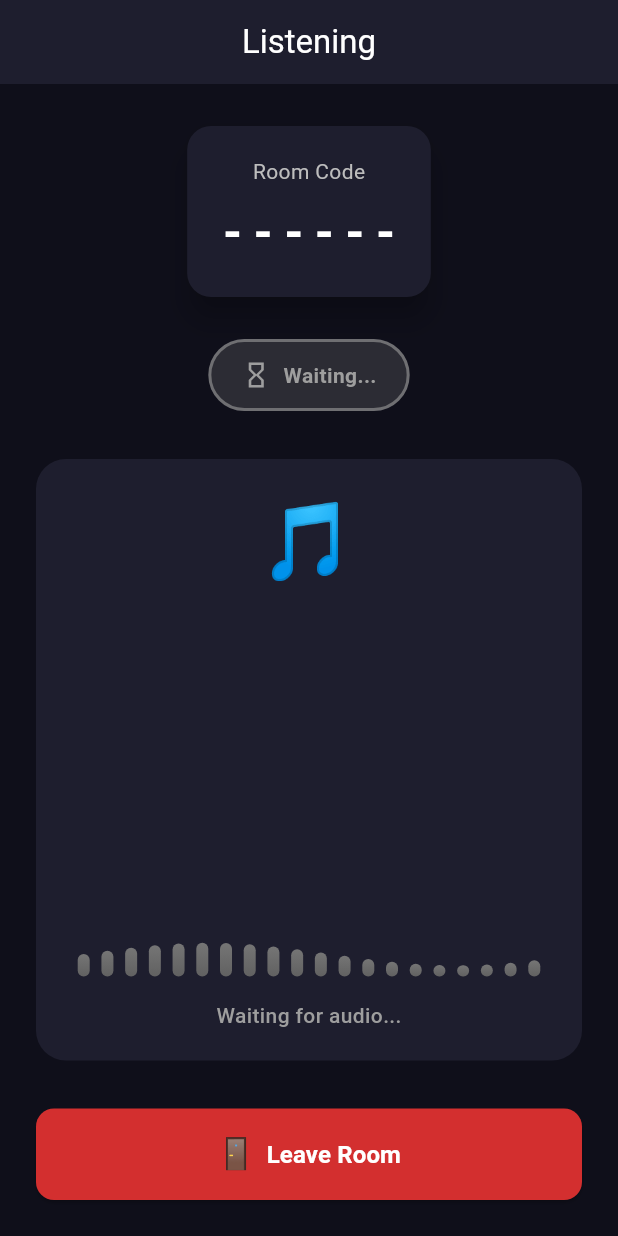
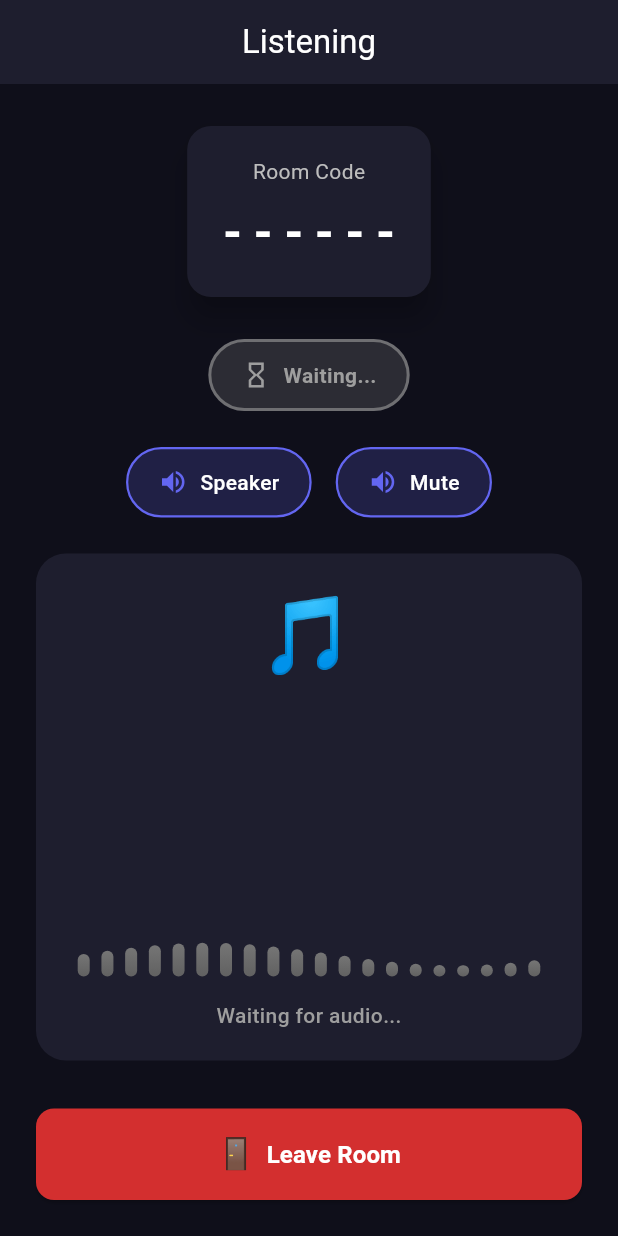
Before and after one commit to SooryaPandian/music-sharer, a Flutter app: the ListenerScreen screen opened directly, on a phone screen of 412 x 824 dp. Run offline on Flutter 3.47's test engine with Material 3 defaults, Android fonts, the phone set to English and light mode, and no system bars; our stand-ins replace shared_preferences; missing offline and left inert: flutter_webrtc; accounts and stored records are empty.

Commit message:
added some options

```diff
--- a/music_sharer_flutter/lib/screens/listener_screen.dart
+++ b/music_sharer_flutter/lib/screens/listener_screen.dart
@@ -154,7 +154,15 @@ class _ListenerScreenState extends State<ListenerScreen>
                     return _buildStatusIndicator(webrtc.state);
                   },
                 ),
-                const SizedBox(height: 32),
+                const SizedBox(height: 24),
+
+                // Audio controls (output mode + mute)
+                Consumer<WebRTCService>(
+                  builder: (context, webrtc, _) {
+                    return _buildAudioControls(webrtc);
+                  },
+                ),
+                const SizedBox(height: 24),
 
                 // Audio visualizer
                 Expanded(
@@ -268,6 +276,103 @@ class _ListenerScreenState extends State<ListenerScreen>
     );
   }
 
+  Widget _buildAudioControls(WebRTCService webrtc) {
+    final isMuted = webrtc.isMuted;
+    final isHeadphones = webrtc.isHeadphonesConnected;
+    final audioMode = webrtc.audioOutputMode;
+
+    return Row(
+      mainAxisAlignment: MainAxisAlignment.center,
+      children: [
+        // Audio output toggle - shows different options based on headphone connection
+        if (isHeadphones) ...[
+          // When headphones connected, show headphones indicator (no toggle needed)
+          _buildControlButton(
+            icon: Icons.headphones,
+            label: 'Headphones',
+            isActive: true,
+            onPressed: () {}, // No action - headphones are the output
+            isDisabled: true,
+          ),
+        ] else ...[
+          // Speaker/Earpiece toggle when no headphones
+          _buildControlButton(
+            icon: audioMode == AudioOutputMode.speaker ? Icons.volume_up : Icons.phone_in_talk,
+            label: audioMode == AudioOutputMode.speaker ? 'Speaker' : 'Earpiece',
+            isActive: true,
+            onPressed: () => webrtc.toggleAudioOutputMode(),
+          ),
+        ],
+        const SizedBox(width: 16),
+        // Mute toggle
+        _buildControlButton(
+          icon: isMuted ? Icons.volume_off : Icons.volume_up,
+          label: isMuted ? 'Unmute' : 'Mute',
+          isActive: !isMuted,
+          onPressed: () => webrtc.toggleMute(),
+          isDestructive: isMuted,
+        ),
+      ],
+    );
+  }
+
+  Widget _buildControlButton({
+    required IconData icon,
+    required String label,
+    required bool isActive,
+    required VoidCallback onPressed,
+    bool isDestructive = false,
+    bool isDisabled = false,
+  }) {
+    // Disabled state (e.g., headphones indicator) uses green
+    final Color bgColor = isDisabled
+        ? Colors.green.shade700.withAlpha(51)
+        : isDestructive
+            ? Colors.red.shade700.withAlpha(51)
+            : const Color(0xFF6366F1).withAlpha(51);
+    final Color borderColor = isDisabled
+        ? Colors.green.shade400
+        : isDestructive
+            ? Colors.red.shade400
+            : const Color(0xFF6366F1);
+    final Color iconColor = isDisabled
+        ? Colors.green.shade400
+        : isDestructive
+            ? Colors.red.shade400
+            : (isActive ? const Color(0xFF6366F1) : Colors.grey.shade400);
+    final Color textColor = isDisabled
+        ? Colors.green.shade400
+        : isDestructive
+            ? Colors.red.shade400
+            : Colors.white;
+
+    return GestureDetector(
+      onTap: isDisabled ? null : onPressed,
+      child: Container(
+        padding: const EdgeInsets.symmetric(horizontal: 20, vertical: 12),
+        decoration: BoxDecoration(
+          color: bgColor,
+          borderRadius: BorderRadius.circular(30),
+          border: Border.all(color: borderColor, width: 1.5),
+        ),
+        child: Row(
+          mainAxisSize: MainAxisSize.min,
+          children: [
+            Icon(icon, color: iconColor, size: 20),
+            const SizedBox(width: 8),
+            Text(
+              label,
+              style: TextStyle(
+                color: textColor,
+                fontWeight: FontWeight.w500,
+              ),
+            ),
+          ],
+        ),
+      ),
+    );
+  }
+
   Widget _buildAudioVisualizer(WebRTCService webrtc) {
     return AnimatedBuilder(
       animation: _visualizerController,
--- a/music_sharer_flutter/lib/services/webrtc_service.dart
+++ b/music_sharer_flutter/lib/services/webrtc_service.dart
@@ -1,4 +1,3 @@
-import 'dart:async';
 import 'package:flutter/foundation.dart';
 import 'package:flutter_webrtc/flutter_webrtc.dart';
 
@@ -11,6 +10,13 @@ enum WebRTCState {
   failed,
 }
 
+/// Audio output mode
+enum AudioOutputMode {
+  speaker,
+  earpiece,
+  headphones,
+}
+
 /// WebRTC service for handling audio streaming
 class WebRTCService extends ChangeNotifier {
   RTCPeerConnection? _peerConnection;
@@ -18,9 +24,14 @@ class WebRTCService extends ChangeNotifier {
   WebRTCState _state = WebRTCState.idle;
   RTCVideoRenderer? _attachedRenderer;
 
-  // Audio level for visualization
-  double _audioLevel = 0.0;
-  Timer? _audioLevelTimer;
+  // Audio output mode (speaker by default)
+  AudioOutputMode _audioOutputMode = AudioOutputMode.speaker;
+
+  // Mute state
+  bool _isMuted = false;
+
+  // Headphone connection state
+  bool _isHeadphonesConnected = false;
 
   // ICE server configuration with STUN and TURN (matching web app)
   final Map<String, dynamic> _iceServers = {
@@ -34,7 +45,9 @@ class WebRTCService extends ChangeNotifier {
 
   WebRTCState get state => _state;
   MediaStream? get remoteStream => _remoteStream;
-  double get audioLevel => _audioLevel;
+  AudioOutputMode get audioOutputMode => _audioOutputMode;
+  bool get isMuted => _isMuted;
+  bool get isHeadphonesConnected => _isHeadphonesConnected;
 
   // Callbacks for signaling
   Function(RTCSessionDescription)? onAnswer;
@@ -59,7 +72,6 @@ class WebRTCService extends ChangeNotifier {
         // Enable speakerphone for audio output
         _enableSpeakerphone();
 
-        _startAudioLevelMonitoring();
         notifyListeners();
         // Attach to renderer if one was provided
         if (_attachedRenderer != null) {
@@ -253,39 +265,97 @@ class WebRTCService extends ChangeNotifier {
     }
   }
 
-  /// Start monitoring audio levels for visualization
-  void _startAudioLevelMonitoring() {
-    _audioLevelTimer?.cancel();
-    _audioLevelTimer = Timer.periodic(const Duration(milliseconds: 100), (_) {
-      // Simulate audio level based on connection state
-      // In a real implementation, you'd analyze the audio stream
-      if (_state == WebRTCState.connected && _remoteStream != null) {
-        // Simulate varying audio levels
-        _audioLevel = 0.3 + (DateTime.now().millisecondsSinceEpoch % 500) / 1000;
-      } else {
-        _audioLevel = 0.0;
-      }
-      notifyListeners();
-    });
+  /// Set audio output mode (speaker or earpiece)
+  Future<void> setAudioOutputMode(AudioOutputMode mode) async {
+    _audioOutputMode = mode;
+    try {
+      await Helper.setSpeakerphoneOn(mode == AudioOutputMode.speaker);
+      debugPrint('[WebRTCService] Audio output mode set to: ${mode.name}');
+    } catch (e) {
+      debugPrint('[WebRTCService] Error setting audio output mode: $e');
+    }
+    notifyListeners();
   }
 
-  /// Enable speakerphone for audio output
+  /// Toggle between speaker and earpiece
+  Future<void> toggleAudioOutputMode() async {
+    final newMode = _audioOutputMode == AudioOutputMode.speaker
+        ? AudioOutputMode.earpiece
+        : AudioOutputMode.speaker;
+    await setAudioOutputMode(newMode);
+  }
+
+  /// Toggle mute state
+  void toggleMute() {
+    _isMuted = !_isMuted;
+    _applyMuteState();
+    notifyListeners();
+  }
+
+  /// Apply mute state to the remote stream
+  void _applyMuteState() {
+    if (_remoteStream != null) {
+      for (final track in _remoteStream!.getAudioTracks()) {
+        track.enabled = !_isMuted;
+      }
+      debugPrint('[WebRTCService] Mute state applied: $_isMuted');
+    }
+  }
+
+  /// Check if headphones are connected by enumerating audio output devices
+  Future<void> checkHeadphones() async {
+    try {
+      final devices = await navigator.mediaDevices.enumerateDevices();
+      final audioOutputs = devices.where((d) => d.kind == 'audiooutput').toList();
+
+      // Check for headphones, bluetooth, or wired headset in device labels
+      _isHeadphonesConnected = audioOutputs.any((device) {
+        final label = device.label.toLowerCase();
+        return label.contains('headphone') ||
+               label.contains('headset') ||
+               label.contains('bluetooth') ||
+               label.contains('airpod') ||
+               label.contains('earphone') ||
+               label.contains('wired');
+      });
+
+      debugPrint('[WebRTCService] Headphones connected: $_isHeadphonesConnected');
+
+      // If headphones detected, set audio mode to headphones
+      if (_isHeadphonesConnected) {
+        _audioOutputMode = AudioOutputMode.headphones;
+      }
+
+      notifyListeners();
+    } catch (e) {
+      debugPrint('[WebRTCService] Error checking headphones: $e');
+      _isHeadphonesConnected = false;
+    }
+  }
+
+  /// Enable appropriate audio output (called on track received)
   Future<void> _enableSpeakerphone() async {
     try {
-      await Helper.setSpeakerphoneOn(true);
-      debugPrint('[WebRTCService] Speakerphone enabled');
+      // Check for headphones first
+      await checkHeadphones();
+
+      // Only set speakerphone if no headphones connected
+      if (!_isHeadphonesConnected) {
+        await Helper.setSpeakerphoneOn(_audioOutputMode == AudioOutputMode.speaker);
+        debugPrint('[WebRTCService] Speakerphone set to: ${_audioOutputMode == AudioOutputMode.speaker}');
+      } else {
+        // Headphones connected - disable speakerphone to use headphones
+        await Helper.setSpeakerphoneOn(false);
+        debugPrint('[WebRTCService] Using headphones for audio output');
+      }
     } catch (e) {
-      debugPrint('[WebRTCService] Error enabling speakerphone: $e');
+      debugPrint('[WebRTCService] Error setting audio output: $e');
     }
   }
 
   /// Close the peer connection
   Future<void> close() async {
     debugPrint('[WebRTCService] Closing peer connection');
-
-    _audioLevelTimer?.cancel();
-    _audioLevelTimer = null;
-    _audioLevel = 0.0;
 
     if (_remoteStream != null) {
       _remoteStream!.getTracks().forEach((track) => track.stop());
```
